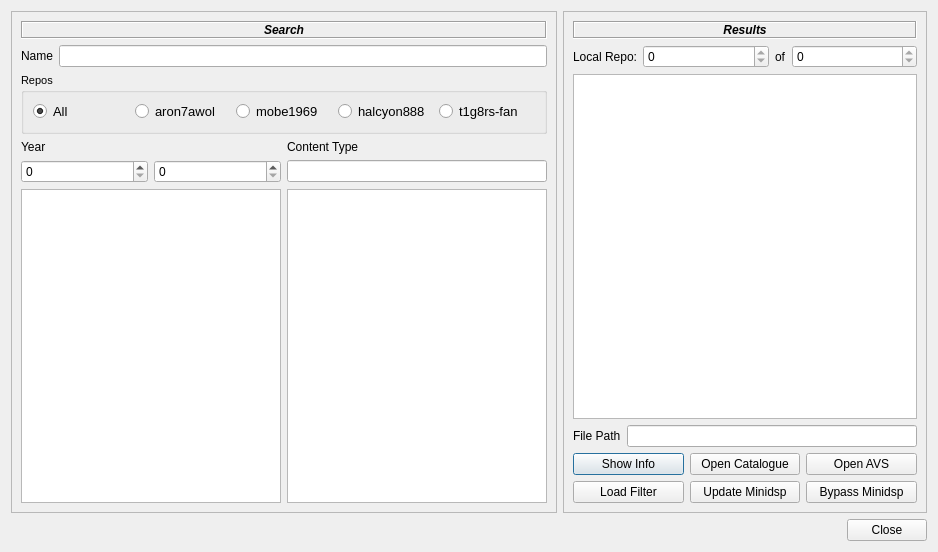
Before: the Qt Designer form src/main/python/ui/catalogue.ui in 3ll3d00d/beqdesigner, drawn with Qt 5.
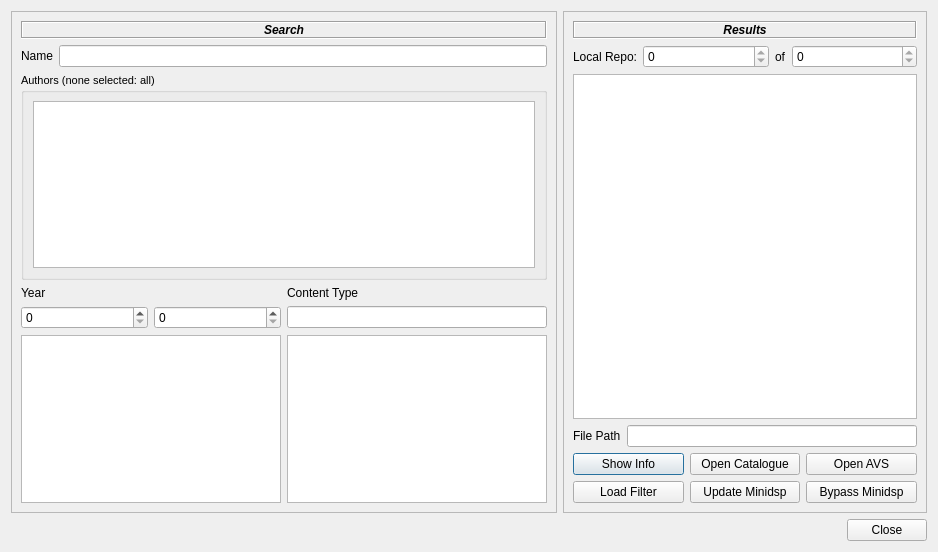
After: the same form once the commit is applied.

Commit message:
Filter the catalogue browser by any of its authors, not five fixed ones
The author filter was five radio buttons (All and four authors, two of them never
connected), so mikejl, remixmark, kaelaria and bombaycat007 could not be picked. It is
now a multi-select list of every author in the catalogue, alphabetical: none selected
shows everyone.

Patch:
```diff
--- a/src/main/python/ui/catalogue.ui
+++ b/src/main/python/ui/catalogue.ui
@@ -44,74 +44,22 @@
            </font>
           </property>
           <property name="title">
-           <string>Repos</string>
+           <string>Authors (none selected: all)</string>
           </property>
-          <layout class="QHBoxLayout" name="horizontalLayout">
+          <layout class="QVBoxLayout" name="authorFilterLayout">
            <item>
-            <widget class="QRadioButton" name="allReposRadioButton">
+            <widget class="QListWidget" name="authorFilter">
              <property name="font">
               <font>
                <pointsize>10</pointsize>
                <italic>false</italic>
               </font>
              </property>
-             <property name="text">
-              <string>All</string>
+             <property name="toolTip">
+              <string>Select the authors to show; with none selected, every author is shown</string>
              </property>
-             <property name="checked">
-              <bool>true</bool>
-             </property>
-            </widget>
-           </item>
-           <item>
-            <widget class="QRadioButton" name="aron7awolRepoButton">
-             <property name="font">
-              <font>
-               <pointsize>10</pointsize>
-               <italic>false</italic>
-              </font>
-             </property>
-             <property name="text">
-              <string>aron7awol</string>
-             </property>
-            </widget>
-           </item>
-           <item>
-            <widget class="QRadioButton" name="mobe1969RepoButton">
-             <property name="font">
-              <font>
-               <pointsize>10</pointsize>
-               <italic>false</italic>
-              </font>
-             </property>
-             <property name="text">
-              <string>mobe1969</string>
-             </property>
-            </widget>
-           </item>
-           <item>
-            <widget class="QRadioButton" name="halcyon888RepoButton">
-             <property name="font">
-              <font>
-               <pointsize>10</pointsize>
-               <italic>false</italic>
-              </font>
-             </property>
-             <property name="text">
-              <string>halcyon888</string>
-             </property>
-            </widget>
-           </item>
-           <item>
-            <widget class="QRadioButton" name="t1g8rsfanRepoButton">
-             <property name="font">
-              <font>
-               <pointsize>10</pointsize>
-               <italic>false</italic>
-              </font>
-             </property>
-             <property name="text">
-              <string>t1g8rs-fan</string>
+             <property name="selectionMode">
+              <enum>QAbstractItemView::MultiSelection</enum>
              </property>
             </widget>
            </item>
```
Left out of the diff: 40 changed lines with no effect on the pictures. The commit also changes 4 other files.
